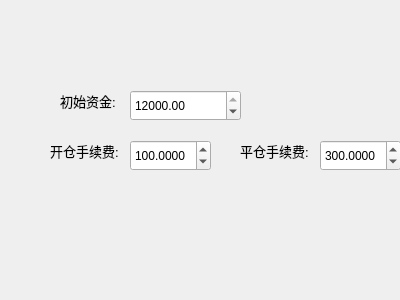
spartawwy/FForcast_train, file FutureSystem/cfgtrain.ui: the form before one commit.
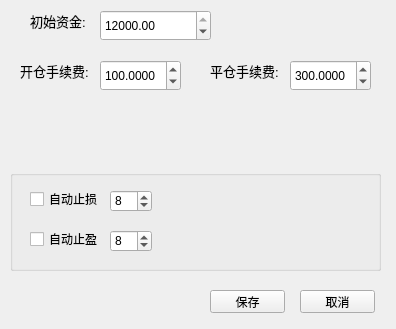
The form after the commit.

```diff
--- a/FutureSystem/cfgtrain.ui
+++ b/FutureSystem/cfgtrain.ui
@@ -6,8 +6,8 @@
    <rect>
     <x>0</x>
     <y>0</y>
-    <width>400</width>
-    <height>300</height>
+    <width>396</width>
+    <height>329</height>
    </rect>
   </property>
   <property name="windowTitle">
@@ -16,8 +16,8 @@
   <widget class="QLabel" name="label">
    <property name="geometry">
     <rect>
-     <x>60</x>
-     <y>90</y>
+     <x>30</x>
+     <y>10</y>
      <width>61</width>
      <height>21</height>
     </rect>
@@ -34,8 +34,8 @@
   <widget class="QDoubleSpinBox" name="dbspbBegCapital">
    <property name="geometry">
     <rect>
-     <x>130</x>
-     <y>90</y>
+     <x>100</x>
+     <y>10</y>
      <width>111</width>
      <height>31</height>
     </rect>
@@ -50,8 +50,8 @@
   <widget class="QDoubleSpinBox" name="dbspbFeeOpen">
    <property name="geometry">
     <rect>
-     <x>130</x>
-     <y>140</y>
+     <x>100</x>
+     <y>60</y>
      <width>81</width>
      <height>31</height>
     </rect>
@@ -72,8 +72,8 @@
   <widget class="QLabel" name="label_9">
    <property name="geometry">
     <rect>
-     <x>240</x>
-     <y>140</y>
+     <x>210</x>
+     <y>60</y>
      <width>71</width>
      <height>21</height>
     </rect>
@@ -90,8 +90,8 @@
   <widget class="QLabel" name="label_3">
    <property name="geometry">
     <rect>
-     <x>50</x>
-     <y>140</y>
+     <x>20</x>
+     <y>60</y>
      <width>71</width>
      <height>21</height>
     </rect>
@@ -108,8 +108,8 @@
   <widget class="QDoubleSpinBox" name="dbspbFeeOpen_2">
    <property name="geometry">
     <rect>
-     <x>320</x>
-     <y>140</y>
+     <x>290</x>
+     <y>60</y>
      <width>81</width>
      <height>31</height>
     </rect>
@@ -127,6 +127,112 @@
     <double>300.000000000000000</double>
    </property>
   </widget>
+  <widget class="QGroupBox" name="groupBox">
+   <property name="geometry">
+    <rect>
+     <x>10</x>
+     <y>170</y>
+     <width>371</width>
+     <height>101</height>
+    </rect>
+   </property>
+   <property name="title">
+    <string/>
+   </property>
+   <widget class="QCheckBox" name="chbox_auto_stop_loss">
+    <property name="geometry">
+     <rect>
+      <x>20</x>
+      <y>20</y>
+      <width>71</width>
+      <height>18</height>
+     </rect>
+    </property>
+    <property name="text">
+     <string>自动止损</string>
+    </property>
+   </widget>
+   <widget class="QSpinBox" name="spb_stop_loss">
+    <property name="geometry">
+     <rect>
+      <x>100</x>
+      <y>20</y>
+      <width>42</width>
+      <height>22</height>
+     </rect>
+    </property>
+    <property name="minimum">
+     <number>1</number>
+    </property>
+    <property name="value">
+     <number>8</number>
+    </property>
+   </widget>
+   <widget class="QCheckBox" name="chbox_auto_stop_profit">
+    <property name="geometry">
+     <rect>
+      <x>20</x>
+      <y>60</y>
+      <width>71</width>
+      <height>18</height>
+     </rect>
+    </property>
+    <property name="text">
+     <string>自动止盈</string>
+    </property>
+   </widget>
+   <widget class="QSpinBox" name="spb_stop_profit">
+    <property name="geometry">
+     <rect>
+      <x>100</x>
+      <y>60</y>
+      <width>42</width>
+      <height>22</height>
+     </rect>
+    </property>
+    <property name="minimum">
+     <number>1</number>
+    </property>
+    <property name="value">
+     <number>8</number>
+    </property>
+   </widget>
+  </widget>
+  <widget class="QPushButton" name="pbtn_save">
+   <property name="geometry">
+    <rect>
+     <x>210</x>
+     <y>290</y>
+     <width>75</width>
+     <height>23</height>
+    </rect>
+   </property>
+   <property name="text">
+    <string>保存</string>
+   </property>
+  </widget>
+  <widget class="QPushButton" name="pbtn_cancel">
+   <property name="geometry">
+    <rect>
+     <x>300</x>
+     <y>290</y>
+     <width>75</width>
+     <height>23</height>
+    </rect>
+   </property>
+   <property name="text">
+    <string>取消</string>
+   </property>
+  </widget>
+  <zorder>label</zorder>
+  <zorder>dbspbBegCapital</zorder>
+  <zorder>dbspbFeeOpen</zorder>
+  <zorder>label_9</zorder>
+  <zorder>label_3</zorder>
+  <zorder>dbspbFeeOpen_2</zorder>
+  <zorder>groupBox</zorder>
+  <zorder>pbtn_cancel</zorder>
+  <zorder>pbtn_save</zorder>
  </widget>
  <resources/>
  <connections/>
```
